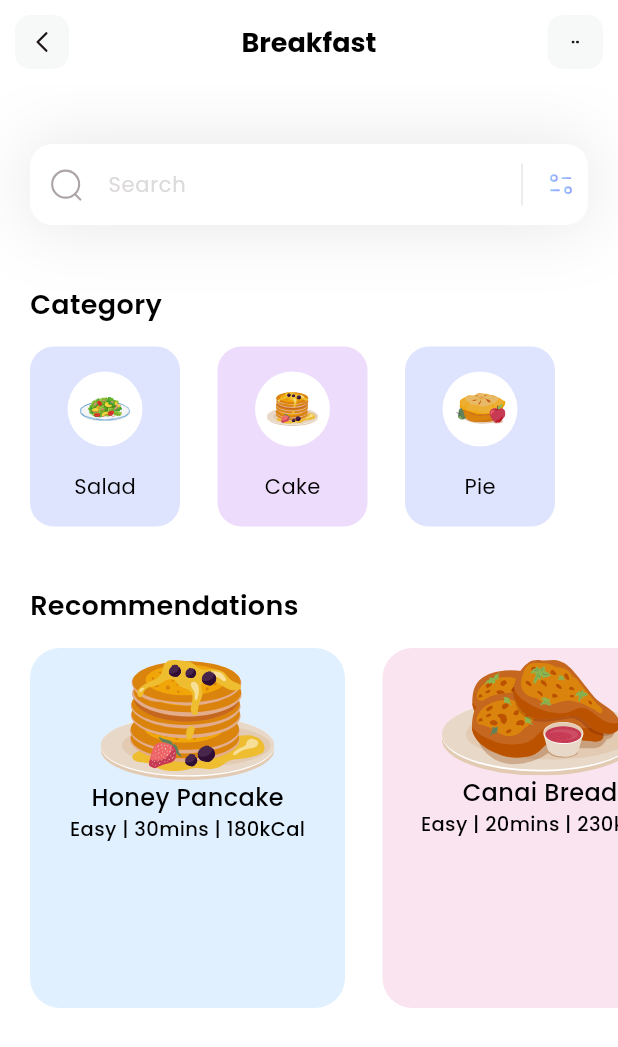
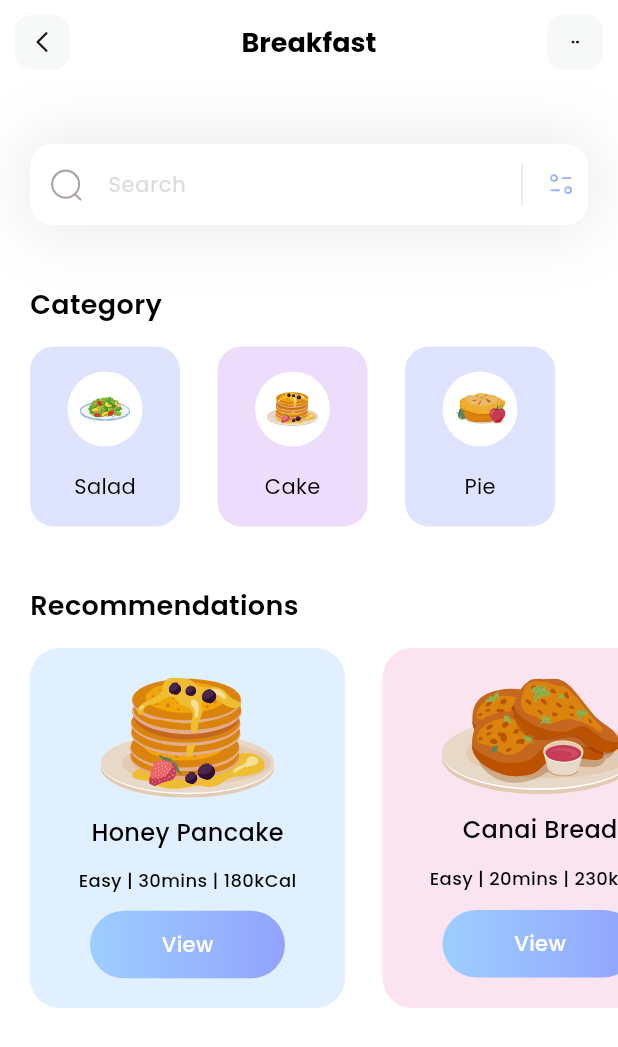
Before and after one commit to stephangriesel/diet-flutter, a Flutter app: the screen it shows after launch, on a phone screen of 412 x 824 dp. Shown: the top 1047 px of the screen. Run offline on Flutter 3.47's test engine with Material 3 defaults, Android fonts, the phone set to English and light mode, and no system bars; our stand-ins replace flutter_svg.

Commit message:
add view button

```diff
--- a/lib/pages/home.dart
+++ b/lib/pages/home.dart
@@ -60,9 +60,11 @@ class HomePage extends StatelessWidget {
                         child: Padding(
                           padding: const EdgeInsets.all(8.0),
                           child: Column(
-                            //crossAxisAlignment: CrossAxisAlignment.start,
+                            mainAxisAlignment: MainAxisAlignment.spaceEvenly,
                             children: [
                               SvgPicture.asset(diets[index].iconPath),
+                              Column(
+                                children: [
                                   Text(
                                     diets[index].name,
                                     style: TextStyle(
@@ -70,6 +72,8 @@ class HomePage extends StatelessWidget {
                                       color: Colors.black,
                                       fontSize: 16,
                                     ),
+                                  ),
+                                ],
                               ),
                               Text(
                                   diets[index].level +
@@ -79,9 +83,30 @@ class HomePage extends StatelessWidget {
                                       diets[index].calorie,
                                   style: TextStyle(
                                     color: Colors.black,
-                                    fontSize: 13,
+                                    fontSize: 12,
                                     fontWeight: FontWeight.w500,
+                                  )
+                                  ),
+                                Container(
+                                  height:45,
+                                  width: 130,
+                                  child: Center(
+                                    child: Text(
+                                      'View',
+                                      style: TextStyle(
+                                        color: Colors.white,
+                                        fontWeight: FontWeight.w500,
+                                        fontSize: 14,
+                                      )
                                       )),
+                                  decoration: BoxDecoration(
+                                    gradient: LinearGradient(colors: [
+                                      Color(0xff9DCEFF),
+                                      Color(0xff92A3FD),
+                                    ]),
+                                    borderRadius: BorderRadius.circular(50)
+                                  ),
+                                )
                             ],
                           ),
                         ),
```
Lines whose indentation alone changed are shown as unchanged.
